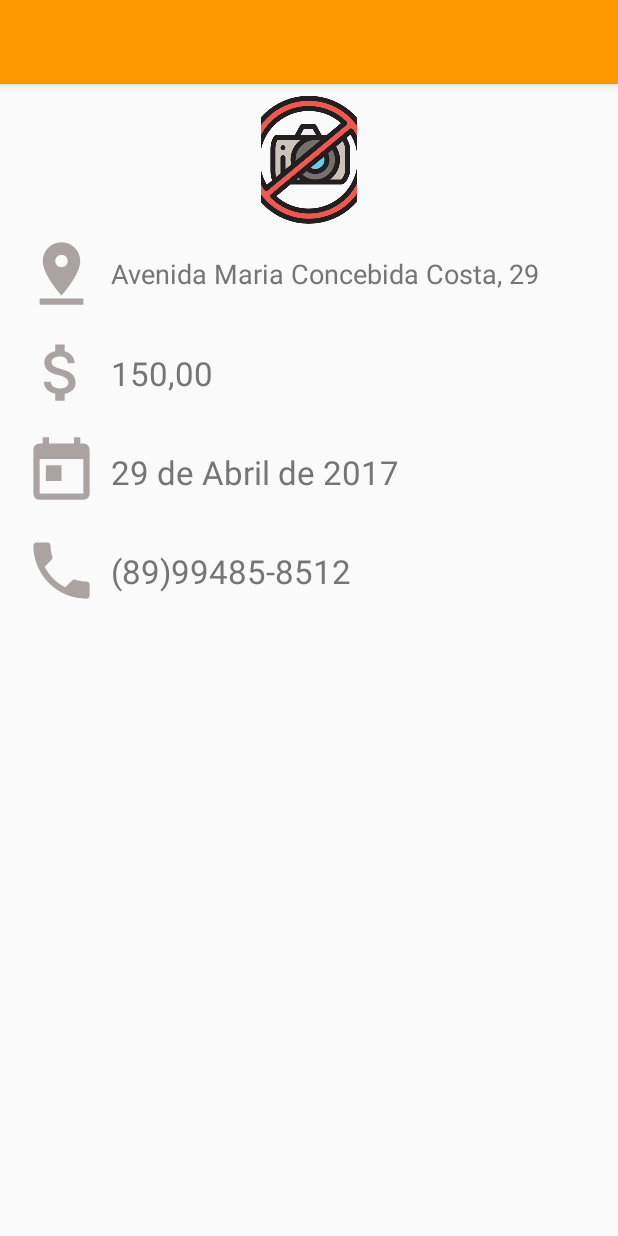
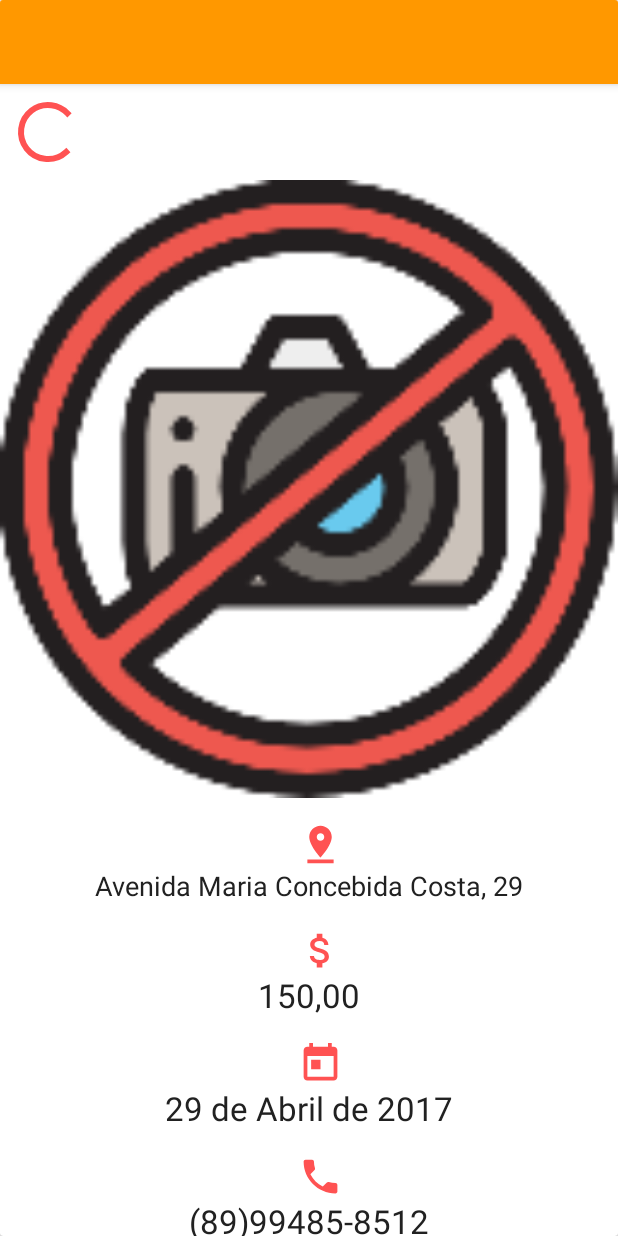
Before and after one commit to rodrigogaraujo/projetocapstone, an Android app: the layout activity_detail.xml on its own in the app's theme, with its tools: preview values and no code run, on a phone screen of 412 x 824 dp. Run offline under Robolectric (Android 15) with nearby library versions, the phone set to English and light mode, and no system bars.

Commit message:
change details

```diff
--- a/app/src/main/java/party/com/br/party/DetailActivity.java
+++ b/app/src/main/java/party/com/br/party/DetailActivity.java
@@ -3,7 +3,19 @@ package party.com.br.party;
 import android.support.v7.app.AppCompatActivity;
 import android.os.Bundle;
 import android.support.v7.widget.Toolbar;
+import android.view.View;
+import android.widget.ImageView;
+import android.widget.ProgressBar;
+import android.widget.TextView;
 
+import com.squareup.picasso.Picasso;
+
+import java.text.DateFormat;
+import java.text.SimpleDateFormat;
+import java.util.Locale;
+
+import butterknife.BindView;
+import butterknife.ButterKnife;
 import party.com.br.party.entity.Event;
 import party.com.br.party.helper.Constants;
 
@@ -11,21 +23,49 @@ public class DetailActivity extends AppCompatActivity {
 
     private Event mEvent;
     private Toolbar mToolbar;
+    @BindView(R.id.tv_adress)
+    TextView mTvAdress;
+    @BindView(R.id.tv_price)
+    TextView mTvPrice;
+    @BindView(R.id.tv_schedule)
+    TextView mTvSchedule;
+    @BindView(R.id.tv_contact)
+    TextView mTvContact;
+    @BindView(R.id.iv_banner)
+    ImageView mIvBanner;
+    @BindView(R.id.progress_event)
+    ProgressBar mProgressBar;
 
     @Override
     protected void onCreate(Bundle savedInstanceState) {
         super.onCreate(savedInstanceState);
         setContentView(R.layout.activity_detail);
+        ButterKnife.bind(this);
 
         mToolbar = findViewById(R.id.toolbar_detail);
 
         setSupportActionBar(mToolbar);
-        getSupportActionBar().setDisplayHomeAsUpEnabled(true);
-        getSupportActionBar().setDisplayShowTitleEnabled(true);
+        if(mToolbar != null) {
+            getSupportActionBar().setDisplayHomeAsUpEnabled(true);
+            getSupportActionBar().setDisplayShowTitleEnabled(true);
+        }
 
         if(getIntent().getExtras() != null && getIntent().hasExtra(Constants.SEND_EVENT)) {
+            mProgressBar.setVisibility(View.GONE);
             mEvent = getIntent().getExtras().getParcelable(Constants.SEND_EVENT);
-            getSupportActionBar().setTitle(mEvent.getName());
+            if(mEvent != null) {
+                getSupportActionBar().setTitle(mEvent.getName());
+                mTvAdress.setText(mEvent.getAdress());
+                mTvContact.setText(mEvent.getContact());
+                mTvPrice.setText("R$ 150,00");
+                DateFormat format = new SimpleDateFormat("dd/MM", Locale.getDefault());
+                if(mEvent.getDate() != null)
+                    mTvSchedule.setText(format.format(mEvent.getDate()) + " às " + mEvent.getSchedule());
+                else
+                    mTvSchedule.setText(mEvent.getSchedule());
+                if(!mEvent.getPicture().equals(""))
+                    Picasso.get().load(mEvent.getPicture()).into(mIvBanner);
+            }
         }
     }
 }
--- a/app/src/main/java/party/com/br/party/MainActivity.java
+++ b/app/src/main/java/party/com/br/party/MainActivity.java
@@ -58,7 +58,7 @@ public class MainActivity extends AppCompatActivity {
                 "Juazeiro do Norte", "Brasil,Piauí, Marcolândia, Avenida Maria Concebida Costa, 29", "21h", "+55 (89) 99463-0386", new Date(), locails);
         Event marcolandia1 = new Event("3", "Caldas Country", "21 aniversário da cidade de marcolândia",
                 "forró","http://agito.com.br/agitouberaba/eventos/3754/4911ac111b_11358894_784061501692256_613804643_n.jpg",
-                "Araripina", "Brasil,Piauí, Marcolândia, Avenida Corinto matos, 23", "21h", "+55 (89) 3439-1183", new Date(), new ArrayList<String>());
+                "Araripina", "Avenida Corinto matos, 23", "21h", "+55 (89) 3439-1183", new Date(), new ArrayList<String>());
         Event marcolandia2 = new Event("4", "Aniversário de Marcolândia", "21 aniversário da cidade de marcolândia",
                 "forró", "http://cafecomshah.com.br/wp-content/uploads/2017/06/banner-piu-piu-20-anos.jpg", "Marcolândia",
                 "Brasil,Piauí, Avenida Corinto matos, 23", "21h", "+55 (89) 3439-1183", new Date(), new ArrayList<String>());
--- a/app/src/main/java/party/com/br/party/holer/EventViewHolder.java
+++ b/app/src/main/java/party/com/br/party/holer/EventViewHolder.java
@@ -65,6 +65,7 @@ public class EventViewHolder extends RecyclerView.ViewHolder implements View.OnC
                 Intent i = new Intent(mContext, DetailActivity.class);
                 Bundle bundle = new Bundle();
                 bundle.putParcelable(Constants.SEND_EVENT, mEvent);
+                i.putExtras(bundle);
                 mContext.startActivity(i);
                 break;
         }
--- a/app/src/main/res/drawable/ic_date_24dp.xml
+++ b/app/src/main/res/drawable/ic_date_24dp.xml
@@ -4,6 +4,6 @@
         android:viewportWidth="24.0"
         android:viewportHeight="24.0">
     <path
-        android:fillColor="#aba2a2"
+        android:fillColor="#FF5252"
         android:pathData="M19,3h-1L18,1h-2v2L8,3L8,1L6,1v2L5,3c-1.11,0 -1.99,0.9 -1.99,2L3,19c0,1.1 0.89,2 2,2h14c1.1,0 2,-0.9 2,-2L21,5c0,-1.1 -0.9,-2 -2,-2zM19,19L5,19L5,8h14v11zM7,10h5v5L7,15z"/>
 </vector>
--- a/app/src/main/res/drawable/ic_money_24dp.xml
+++ b/app/src/main/res/drawable/ic_money_24dp.xml
@@ -4,6 +4,6 @@
         android:viewportWidth="24.0"
         android:viewportHeight="24.0">
     <path
-        android:fillColor="#aba2a2"
+        android:fillColor="#FF5252"
         android:pathData="M11.8,10.9c-2.27,-0.59 -3,-1.2 -3,-2.15 0,-1.09 1.01,-1.85 2.7,-1.85 1.78,0 2.44,0.85 2.5,2.1h2.21c-0.07,-1.72 -1.12,-3.3 -3.21,-3.81V3h-3v2.16c-1.94,0.42 -3.5,1.68 -3.5,3.61 0,2.31 1.91,3.46 4.7,4.13 2.5,0.6 3,1.48 3,2.41 0,0.69 -0.49,1.79 -2.7,1.79 -2.06,0 -2.87,-0.92 -2.98,-2.1h-2.2c0.12,2.19 1.76,3.42 3.68,3.83V21h3v-2.15c1.95,-0.37 3.5,-1.5 3.5,-3.55 0,-2.84 -2.43,-3.81 -4.7,-4.4z"/>
 </vector>
--- a/app/src/main/res/drawable/ic_phone_24dp.xml
+++ b/app/src/main/res/drawable/ic_phone_24dp.xml
@@ -4,6 +4,6 @@
         android:viewportWidth="24.0"
         android:viewportHeight="24.0">
     <path
-        android:fillColor="#aba2a2"
+        android:fillColor="#FF5252"
         android:pathData="M6.62,10.79c1.44,2.83 3.76,5.14 6.59,6.59l2.2,-2.2c0.27,-0.27 0.67,-0.36 1.02,-0.24 1.12,0.37 2.33,0.57 3.57,0.57 0.55,0 1,0.45 1,1V20c0,0.55 -0.45,1 -1,1 -9.39,0 -17,-7.61 -17,-17 0,-0.55 0.45,-1 1,-1h3.5c0.55,0 1,0.45 1,1 0,1.25 0.2,2.45 0.57,3.57 0.11,0.35 0.03,0.74 -0.25,1.02l-2.2,2.2z"/>
 </vector>
--- a/app/src/main/res/drawable/ic_pin_dropc_24dp.xml
+++ b/app/src/main/res/drawable/ic_pin_dropc_24dp.xml
@@ -4,6 +4,6 @@
         android:viewportWidth="24.0"
         android:viewportHeight="24.0">
     <path
-        android:fillColor="#aba2a2"
+        android:fillColor="#FF5252"
         android:pathData="M18,8c0,-3.31 -2.69,-6 -6,-6S6,4.69 6,8c0,4.5 6,11 6,11s6,-6.5 6,-11zM10,8c0,-1.1 0.9,-2 2,-2s2,0.9 2,2 -0.89,2 -2,2c-1.1,0 -2,-0.9 -2,-2zM5,20v2h14v-2L5,20z"/>
 </vector>
--- a/app/src/main/res/layout/activity_detail.xml
+++ b/app/src/main/res/layout/activity_detail.xml
@@ -1,19 +1,11 @@
 <?xml version="1.0" encoding="utf-8"?>
-<android.support.v4.widget.NestedScrollView xmlns:android="http://schemas.android.com/apk/res/android"
+<android.support.v7.widget.CardView xmlns:android="http://schemas.android.com/apk/res/android"
     xmlns:app="http://schemas.android.com/apk/res-auto"
     xmlns:tools="http://schemas.android.com/tools"
     android:layout_width="match_parent"
     android:layout_height="match_parent"
+    android:orientation="vertical"
     tools:context="party.com.br.party.DetailActivity">
-
-    <android.support.constraint.ConstraintLayout
-        android:layout_width="match_parent"
-        android:layout_height="match_parent">
-
-        <ProgressBar
-            android:id="@+id/progress_event"
-            android:layout_width="wrap_content"
-            android:layout_height="wrap_content" />
 
     <android.support.design.widget.AppBarLayout
         android:id="@+id/appBarLayout"
@@ -29,128 +21,132 @@
             app:titleTextColor="@color/colorTextItens" />
     </android.support.design.widget.AppBarLayout>
 
-        <ImageView
-            android:id="@+id/imageView6"
-            android:layout_width="64dp"
-            android:layout_height="0dp"
+    <android.support.v4.widget.NestedScrollView
+        android:layout_width="match_parent"
+        android:layout_height="match_parent"
+        android:layout_marginTop="?attr/actionBarSize">
+
+        <LinearLayout
+            android:layout_width="match_parent"
+            android:layout_height="wrap_content"
+            android:orientation="vertical"
+            android:layout_marginBottom="?attr/actionBarSize">
+
+            <ProgressBar
+                android:id="@+id/progress_event"
+                android:layout_width="wrap_content"
+                android:layout_height="wrap_content"
+                android:layout_marginBottom="8dp"
                 android:layout_marginEnd="8dp"
                 android:layout_marginStart="8dp"
                 android:layout_marginTop="8dp"
-            android:scaleType="centerCrop"
-            app:layout_constraintEnd_toEndOf="parent"
-            app:layout_constraintStart_toStartOf="parent"
-            app:layout_constraintTop_toBottomOf="@+id/appBarLayout"
-            app:srcCompat="@mipmap/no_picture" />
+                android:visibility="visible" />
+
+            <ImageView
+                android:id="@+id/iv_banner"
+                android:layout_width="match_parent"
+                android:layout_height="wrap_content"
+                android:adjustViewBounds="true"
+                android:contentDescription="@string/banner_event"
+                android:src="@mipmap/no_picture" />
 
             <ImageView
                 android:id="@+id/imageView"
-            android:layout_width="50dp"
-            android:layout_height="50dp"
+                android:layout_width="30dp"
+                android:layout_height="30dp"
+                android:layout_gravity="center"
+                android:layout_marginEnd="8dp"
+                android:layout_marginLeft="16dp"
+                android:layout_marginRight="8dp"
                 android:layout_marginStart="16dp"
-            android:layout_marginTop="8dp"
+                android:layout_marginTop="16dp"
                 android:contentDescription="@string/locale"
-            android:src="@drawable/ic_pin_dropc_24dp"
-            app:layout_constraintStart_toStartOf="parent"
-            app:layout_constraintTop_toBottomOf="@+id/imageView6"
-            android:layout_marginLeft="16dp" />
+                android:src="@drawable/ic_pin_dropc_24dp" />
 
             <TextView
-            android:id="@+id/textView"
-            android:layout_width="0dp"
+                android:id="@+id/tv_adress"
+                android:layout_width="match_parent"
                 android:layout_height="wrap_content"
-            android:layout_marginBottom="8dp"
-            android:layout_marginEnd="16dp"
-            android:layout_marginLeft="8dp"
-            android:layout_marginRight="16dp"
+                android:layout_marginEnd="8dp"
                 android:layout_marginStart="8dp"
-            android:layout_marginTop="8dp"
-            android:textAlignment="gravity"
-            android:textColor="@color/colorSecundaryText"
+                android:textAlignment="center"
+                android:textColor="@color/colorPrimaryText"
                 android:textSize="18sp"
-            app:layout_constraintBottom_toBottomOf="@+id/imageView"
-            app:layout_constraintEnd_toEndOf="parent"
-            app:layout_constraintStart_toEndOf="@+id/imageView"
-            app:layout_constraintTop_toTopOf="@+id/imageView"
                 tools:text="Avenida Maria Concebida Costa, 29" />
 
             <ImageView
                 android:id="@+id/imageView2"
-            android:layout_width="50dp"
-            android:layout_height="50dp"
+                android:layout_width="30dp"
+                android:layout_height="30dp"
+                android:layout_gravity="center"
+                android:layout_marginEnd="8dp"
                 android:layout_marginLeft="16dp"
+                android:layout_marginRight="8dp"
                 android:layout_marginStart="16dp"
                 android:layout_marginTop="16dp"
-            android:src="@drawable/ic_money_24dp"
-            app:layout_constraintStart_toStartOf="parent"
-            app:layout_constraintTop_toBottomOf="@+id/imageView" />
+                android:contentDescription="@string/value"
+                android:src="@drawable/ic_money_24dp" />
 
             <TextView
-            android:id="@+id/textView3"
-            android:layout_width="wrap_content"
+                android:id="@+id/tv_price"
+                android:layout_width="match_parent"
                 android:layout_height="wrap_content"
-            android:layout_marginBottom="8dp"
-            android:layout_marginLeft="8dp"
+                android:layout_marginEnd="8dp"
                 android:layout_marginStart="8dp"
-            android:layout_marginTop="8dp"
-            android:textColor="@color/colorSecundaryText"
+                android:textAlignment="center"
+                android:textColor="@color/colorPrimaryText"
                 android:textSize="22sp"
-            app:layout_constraintBottom_toBottomOf="@+id/imageView2"
-            app:layout_constraintStart_toEndOf="@+id/imageView2"
-            app:layout_constraintTop_toTopOf="@+id/imageView2"
                 tools:text="150,00" />
 
             <ImageView
                 android:id="@+id/imageView3"
-            android:layout_width="50dp"
-            android:layout_height="50dp"
+                android:layout_width="30dp"
+                android:layout_height="30dp"
+                android:layout_marginEnd="8dp"
                 android:layout_marginLeft="16dp"
+                android:layout_marginRight="8dp"
                 android:layout_marginStart="16dp"
                 android:layout_marginTop="16dp"
-            android:src="@drawable/ic_date_24dp"
-            app:layout_constraintStart_toStartOf="parent"
-            app:layout_constraintTop_toBottomOf="@+id/imageView2" />
+                android:layout_gravity="center"
+                android:contentDescription="@string/date"
+                android:src="@drawable/ic_date_24dp" />
 
             <TextView
-            android:id="@+id/textView4"
-            android:layout_width="wrap_content"
+                android:id="@+id/tv_schedule"
+                android:layout_width="match_parent"
                 android:layout_height="wrap_content"
-            android:layout_marginBottom="8dp"
-            android:layout_marginLeft="8dp"
+                android:layout_marginEnd="8dp"
                 android:layout_marginStart="8dp"
-            android:layout_marginTop="8dp"
-            android:textColor="@color/colorSecundaryText"
+                android:textAlignment="center"
+                android:textColor="@color/colorPrimaryText"
                 android:textSize="22sp"
-            app:layout_constraintBottom_toBottomOf="@+id/imageView3"
-            app:layout_constraintStart_toEndOf="@+id/imageView3"
-            app:layout_constraintTop_toTopOf="@+id/imageView3"
                 tools:text="29 de Abril de 2017" />
 
             <ImageView
                 android:id="@+id/imageView5"
-            android:layout_width="50dp"
-            android:layout_height="50dp"
+                android:layout_width="30dp"
+                android:layout_height="30dp"
+                android:layout_gravity="center"
+                android:layout_marginEnd="8dp"
                 android:layout_marginLeft="16dp"
+                android:layout_marginRight="8dp"
                 android:layout_marginStart="16dp"
                 android:layout_marginTop="16dp"
+                android:contentDescription="@string/contact"
                 android:scaleType="centerCrop"
-            android:src="@drawable/ic_phone_24dp"
-            app:layout_constraintStart_toStartOf="parent"
-            app:layout_constraintTop_toBottomOf="@+id/imageView3" />
+                android:src="@drawable/ic_phone_24dp" />
 
             <TextView
-            android:id="@+id/textView5"
-            android:layout_width="wrap_content"
+                android:id="@+id/tv_contact"
+                android:layout_width="match_parent"
                 android:layout_height="wrap_content"
-            android:layout_marginBottom="8dp"
-            android:layout_marginLeft="8dp"
+                android:layout_marginEnd="8dp"
                 android:layout_marginStart="8dp"
-            android:layout_marginTop="8dp"
-            android:textColor="@color/colorSecundaryText"
+                android:textColor="@color/colorPrimaryText"
                 android:textSize="22sp"
-            app:layout_constraintBottom_toBottomOf="@+id/imageView5"
-            app:layout_constraintStart_toEndOf="@+id/imageView5"
-            app:layout_constraintTop_toTopOf="@+id/imageView5"
-            tools:text="(89)99485-8512" />
-
-    </android.support.constraint.ConstraintLayout>
+                android:textAlignment="center"
+                tools:text="(89)99485-8512"
+                android:layout_marginBottom="16dp"/>
+        </LinearLayout>
     </android.support.v4.widget.NestedScrollView>
+</android.support.v7.widget.CardView>
--- a/app/src/main/res/layout/activity_main.xml
+++ b/app/src/main/res/layout/activity_main.xml
@@ -34,9 +34,9 @@
 
     <android.support.v4.widget.NestedScrollView
         android:id="@+id/nested_scroll"
-        android:layout_marginBottom="?attr/actionBarSize"
         android:layout_width="match_parent"
         android:layout_height="wrap_content"
+        android:layout_marginBottom="?attr/actionBarSize"
         app:layout_behavior="@string/appbar_scrolling_view_behavior">
 
         <android.support.v7.widget.RecyclerView
--- a/app/src/main/res/layout/row_event.xml
+++ b/app/src/main/res/layout/row_event.xml
@@ -36,6 +36,7 @@
                 android:layout_marginEnd="8dp"
                 android:layout_marginStart="8dp"
                 android:layout_marginTop="16dp"
+                android:gravity="start"
                 android:textAlignment="textStart"
                 android:textAllCaps="true"
                 android:textColor="@color/colorPrimaryText"
@@ -43,8 +44,7 @@
                 app:layout_constraintEnd_toEndOf="parent"
                 app:layout_constraintStart_toStartOf="parent"
                 app:layout_constraintTop_toTopOf="parent"
-                tools:text="SÃO JOÃO DE ARARIPINA"
-                android:gravity="start" />
+                tools:text="SÃO JOÃO DE ARARIPINA" />
 
             <ImageButton
                 android:id="@+id/ib_more_details"
@@ -52,27 +52,27 @@
                 android:layout_height="wrap_content"
                 android:layout_marginBottom="16dp"
                 android:layout_marginEnd="@dimen/sixteen_dp"
+                android:layout_marginRight="@dimen/sixteen_dp"
                 android:background="@android:color/transparent"
                 android:contentDescription="@string/more_details"
                 android:src="@mipmap/ic_more"
                 app:layout_constraintBottom_toBottomOf="parent"
                 app:layout_constraintEnd_toEndOf="parent"
-                app:srcCompat="@mipmap/ic_more"
-                android:layout_marginRight="@dimen/sixteen_dp" />
+                app:srcCompat="@mipmap/ic_more" />
 
             <TextView
                 android:id="@+id/tv_city_date"
                 android:layout_width="wrap_content"
                 android:layout_height="wrap_content"
                 android:layout_marginBottom="16dp"
+                android:layout_marginLeft="8dp"
                 android:layout_marginStart="8dp"
                 android:layout_marginTop="@dimen/eight_dp"
                 android:textColor="@color/colorAccent"
                 app:layout_constraintBottom_toBottomOf="parent"
                 app:layout_constraintStart_toStartOf="parent"
                 app:layout_constraintTop_toBottomOf="@+id/tv_name"
-                tools:text="MARCOLÂNDIA, 21-01-2018"
-                android:layout_marginLeft="8dp" />
+                tools:text="MARCOLÂNDIA, 21-01-2018" />
         </android.support.constraint.ConstraintLayout>
     </LinearLayout>
 </android.support.v7.widget.CardView>
--- a/app/src/main/res/values/strings.xml
+++ b/app/src/main/res/values/strings.xml
@@ -13,4 +13,8 @@
     <string name="navigation_drawer_close">Close navigation drawer</string>
 
     <string name="action_settings">Settings</string>
+    <string name="banner_event">BANNER DO EVENTO</string>
+    <string name="value">VALOR</string>
+    <string name="date">DATA</string>
+    <string name="contact">CONTATO</string>
 </resources>
```
Lines whose indentation alone changed are shown as unchanged.
